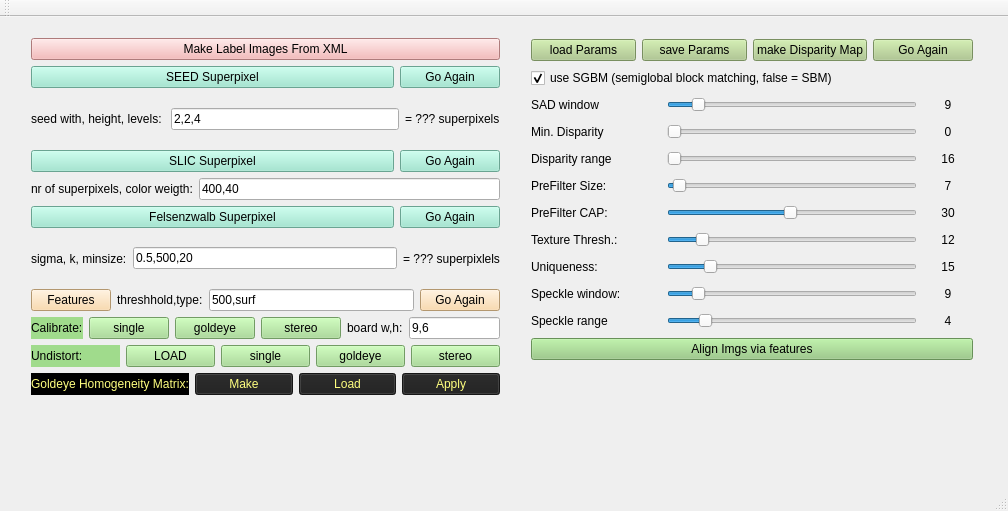
Qt form SegmentationHelper/mainwindow.ui (yudanaz/masterthesis) before a commit.
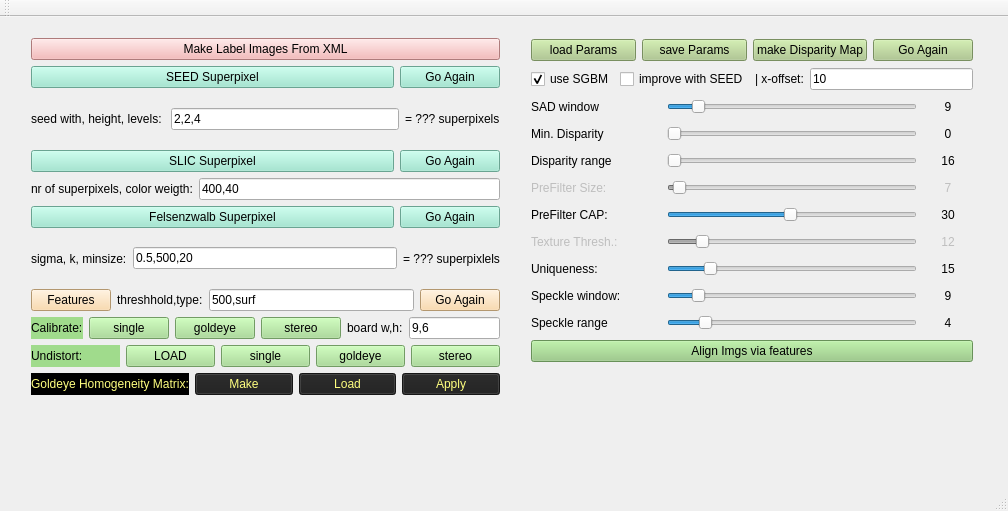
The same form after that commit.

Commit message: disparity map improved by using SEED superpixels - OK

```diff
--- a/SegmentationHelper/mainwindow.ui
+++ b/SegmentationHelper/mainwindow.ui
@@ -407,7 +407,7 @@
       <x>520</x>
       <y>10</y>
       <width>464</width>
-      <height>346</height>
+      <height>354</height>
      </rect>
     </property>
     <layout class="QVBoxLayout" name="verticalLayout_2">
@@ -462,9 +462,11 @@
       </layout>
      </item>
      <item>
+      <layout class="QHBoxLayout" name="horizontalLayout_22">
+       <item>
       <widget class="QCheckBox" name="checkBox_useSGBM">
        <property name="text">
-        <string>use SGBM (semiglobal block matching, false = SBM)</string>
+          <string>use SGBM</string>
        </property>
        <property name="checked">
         <bool>true</bool>
@@ -472,6 +474,29 @@
       </widget>
      </item>
      <item>
+        <widget class="QCheckBox" name="checkBox_improveWithSeed">
+         <property name="text">
+          <string>improve with SEED</string>
+         </property>
+        </widget>
+       </item>
+       <item>
+        <widget class="QLabel" name="label_4">
+         <property name="text">
+          <string>| x-offset:</string>
+         </property>
+        </widget>
+       </item>
+       <item>
+        <widget class="QLineEdit" name="lineEdit_SEEDxoffset">
+         <property name="text">
+          <string>10</string>
+         </property>
+        </widget>
+       </item>
+      </layout>
+     </item>
+     <item>
       <layout class="QHBoxLayout" name="horizontalLayout_14" stretch="0,0,0">
        <property name="spacing">
         <number>6</number>
@@ -655,6 +680,9 @@
       <layout class="QHBoxLayout" name="horizontalLayout_8">
        <item>
         <widget class="QLabel" name="label_preFilterSizeLabel">
+         <property name="enabled">
+          <bool>false</bool>
+         </property>
          <property name="maximumSize">
           <size>
            <width>16777215</width>
@@ -668,6 +696,9 @@
        </item>
        <item>
         <widget class="QSlider" name="slider_prefilterSize">
+         <property name="enabled">
+          <bool>false</bool>
+         </property>
          <property name="maximumSize">
           <size>
            <width>250</width>
@@ -690,6 +721,9 @@
        </item>
        <item>
         <widget class="QLabel" name="label_prefilterSize">
+         <property name="enabled">
+          <bool>false</bool>
+         </property>
          <property name="maximumSize">
           <size>
            <width>50</width>
@@ -768,6 +802,9 @@
       <layout class="QHBoxLayout" name="horizontalLayout_17">
        <item>
         <widget class="QLabel" name="label_textureThresholdLabel">
+         <property name="enabled">
+          <bool>false</bool>
+         </property>
          <property name="maximumSize">
           <size>
            <width>16777215</width>
@@ -781,6 +818,9 @@
        </item>
        <item>
         <widget class="QSlider" name="slider_textureThresh">
+         <property name="enabled">
+          <bool>false</bool>
+         </property>
          <property name="maximumSize">
           <size>
            <width>250</width>
@@ -803,6 +843,9 @@
        </item>
        <item>
         <widget class="QLabel" name="label_textureThresh">
+         <property name="enabled">
+          <bool>false</bool>
+         </property>
          <property name="maximumSize">
           <size>
            <width>50</width>
```
Lines whose indentation alone changed are shown as unchanged. The commit also changes 4 other files.
